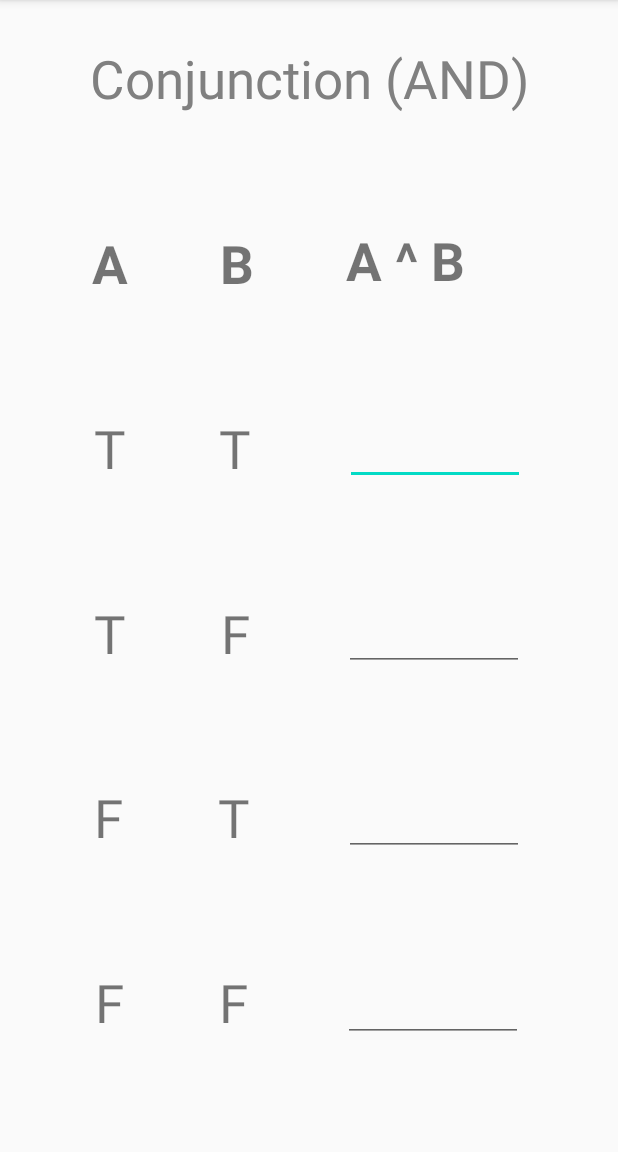
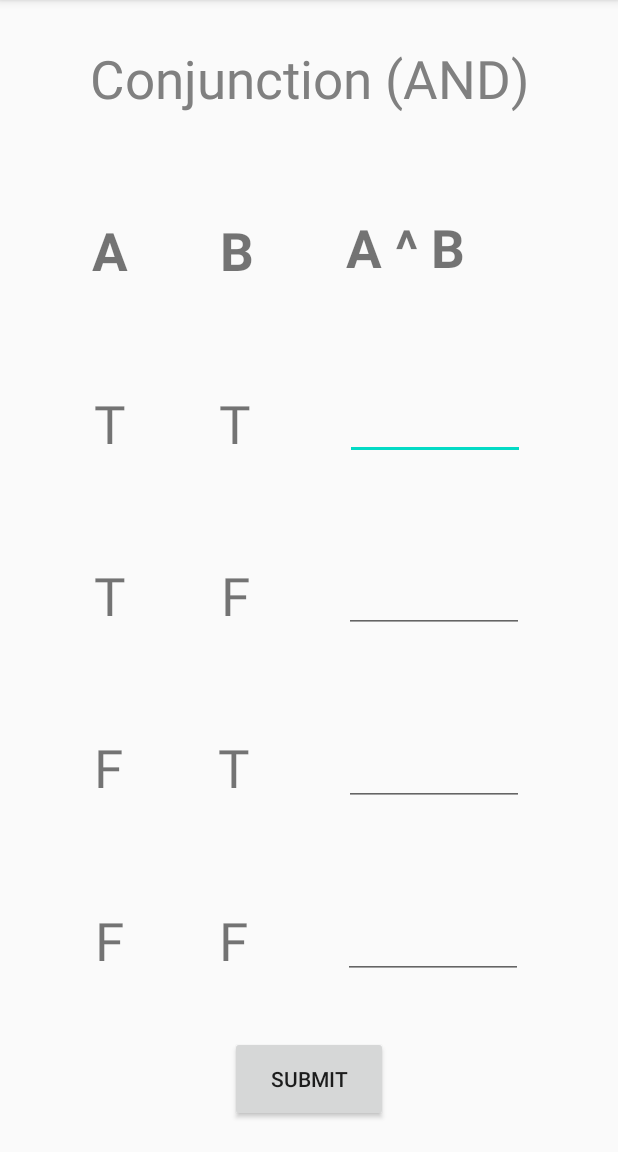
Before and after one commit to ducester1/MobileApplicationDevelopment, an Android app: the screen it shows after launch (MainActivity), on a phone screen of 412 x 824 dp, the part 84-1236 px from its top. Run offline under Robolectric (Android 15) with nearby library versions, the phone set to English and light mode, and no system bars.

Commit message:
Added: completed Level1Task2

```diff
--- a/Level1Task2/app/src/main/res/layout/activity_main.xml
+++ b/Level1Task2/app/src/main/res/layout/activity_main.xml
@@ -93,12 +93,13 @@
         android:id="@+id/tvA4"
         android:layout_width="wrap_content"
         android:layout_height="wrap_content"
+        android:layout_marginBottom="50dp"
         android:text="@string/F"
         android:textSize="35sp"
-        app:layout_constraintTop_toBottomOf="@id/tvA3"
         app:layout_constraintBottom_toBottomOf="parent"
+        app:layout_constraintEnd_toStartOf="@id/tvB4"
         app:layout_constraintStart_toStartOf="parent"
-        app:layout_constraintEnd_toStartOf="@id/tvB4"/>
+        app:layout_constraintTop_toBottomOf="@id/tvA3" />
 
     <TextView
         android:id="@+id/tvB1"
@@ -139,13 +140,13 @@
         android:id="@+id/tvB4"
         android:layout_width="wrap_content"
         android:layout_height="wrap_content"
+        android:layout_marginBottom="50dp"
         android:text="@string/F"
         android:textSize="35sp"
         app:layout_constraintBottom_toBottomOf="parent"
-        app:layout_constraintTop_toBottomOf="@+id/tvB3"
+        app:layout_constraintEnd_toStartOf="@id/ptAB4"
         app:layout_constraintStart_toEndOf="@id/tvA4"
-        app:layout_constraintEnd_toStartOf="@id/ptAB4"
-         />
+        app:layout_constraintTop_toBottomOf="@+id/tvB3" />
 
     <EditText
         android:id="@+id/ptAB1"
@@ -154,7 +155,8 @@
         android:autofillHints=""
         android:ems="10"
         android:inputType="textPersonName"
-        android:textSize="35sp"
+        android:textSize="25sp"
+        android:textAlignment="center"
         app:layout_constraintBottom_toTopOf="@+id/ptAB2"
         app:layout_constraintEnd_toEndOf="parent"
         app:layout_constraintStart_toEndOf="@id/tvB1"
@@ -167,7 +169,8 @@
         android:autofillHints=""
         android:ems="10"
         android:inputType="textPersonName"
-        android:textSize="35sp"
+        android:textSize="25sp"
+        android:textAlignment="center"
         app:layout_constraintBottom_toTopOf="@+id/ptAB3"
         app:layout_constraintEnd_toEndOf="parent"
         app:layout_constraintStart_toEndOf="@id/tvB2"
@@ -179,7 +182,8 @@
         android:layout_height="50dp"
         android:ems="10"
         android:inputType="textPersonName"
-        android:textSize="35sp"
+        android:textSize="25sp"
+        android:textAlignment="center"
         app:layout_constraintBottom_toTopOf="@+id/ptAB4"
         app:layout_constraintEnd_toEndOf="parent"
         app:layout_constraintStart_toEndOf="@id/tvB3"
@@ -189,11 +193,23 @@
         android:id="@+id/ptAB4"
         android:layout_width="120dp"
         android:layout_height="50dp"
+        android:layout_marginBottom="50dp"
         android:ems="10"
         android:inputType="textPersonName"
-        android:textSize="35sp"
+        android:textSize="25sp"
+        android:textAlignment="center"
         app:layout_constraintBottom_toBottomOf="parent"
         app:layout_constraintEnd_toEndOf="parent"
         app:layout_constraintStart_toEndOf="@id/tvB4"
         app:layout_constraintTop_toBottomOf="@+id/ptAB3" />
+
+    <Button
+        android:id="@+id/btnSubmit"
+        android:layout_width="105dp"
+        android:layout_height="57dp"
+        android:layout_marginBottom="20dp"
+        android:text="@string/submit"
+        app:layout_constraintBottom_toBottomOf="parent"
+        app:layout_constraintEnd_toEndOf="parent"
+        app:layout_constraintStart_toStartOf="parent" />
 </androidx.constraintlayout.widget.ConstraintLayout>
--- a/Level1Task2/app/src/main/res/values/strings.xml
+++ b/Level1Task2/app/src/main/res/values/strings.xml
@@ -6,4 +6,5 @@
     <string name="T">T</string>
     <string name="F">F</string>
     <string name="AB">A ^ B</string>
+    <string name="submit">Submit</string>
 </resources>
```
Also changed, not shown: Level1Task2/app/src/main/java/com/example/level1task2/MainActivity.kt (+30 -0 lines).
